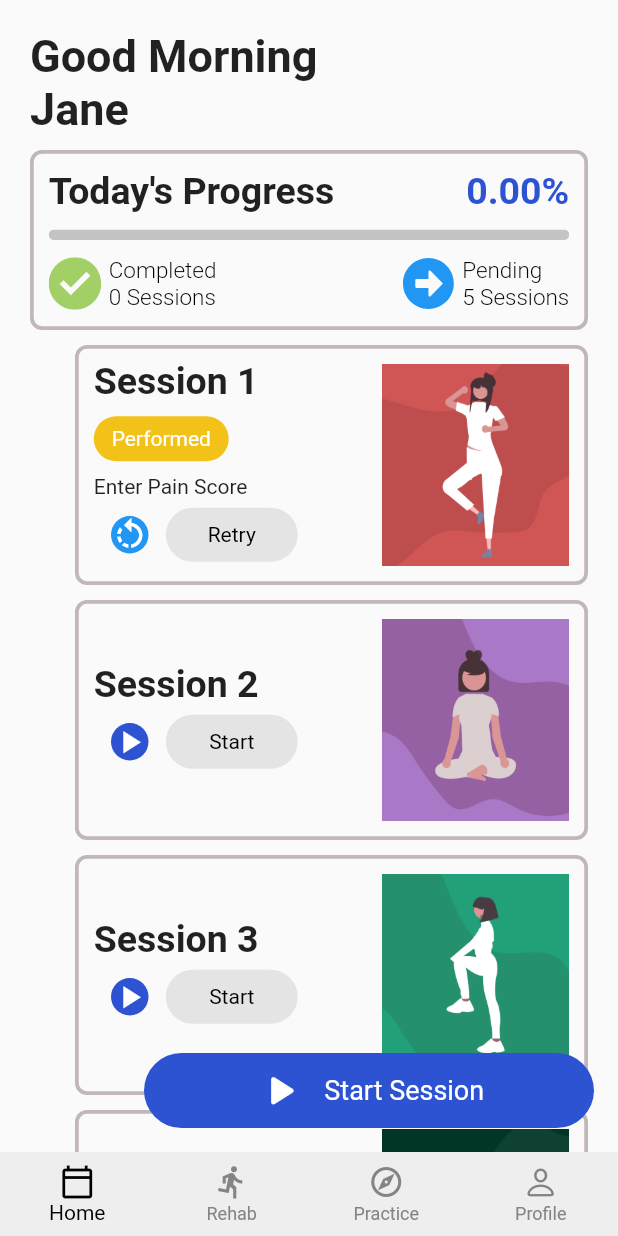
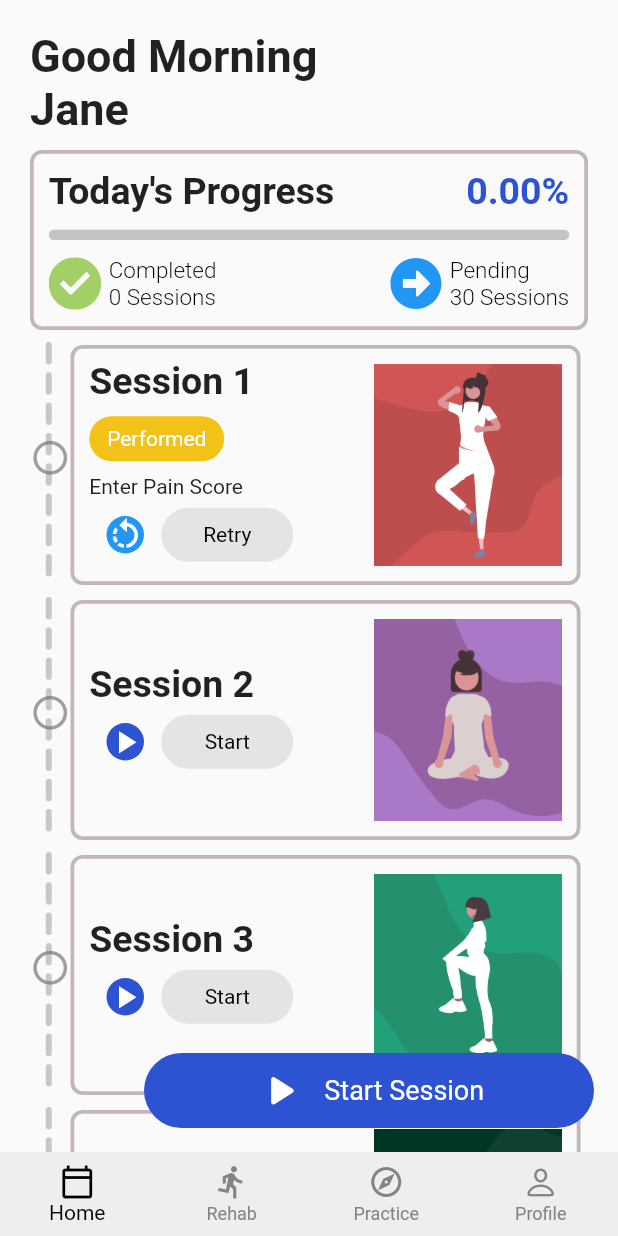
Before and after one commit to cyberianzed/rehab_app, a Flutter app: the screen it shows after launch, on a phone screen of 412 x 824 dp. Run offline on Flutter 3.47's test engine with Material 2 defaults, Android fonts, the light colour scheme and no system bars; drawn by our look-alikes of dotted_line; our stand-ins replace firebase_core, firebase_database, flutter_svg, get; accounts and stored records are empty.

Commit message:
final stage

```diff
--- a/lib/model/constants.dart
+++ b/lib/model/constants.dart
@@ -1,6 +1,6 @@
 import 'package:flutter/material.dart';
 
-int totalsessions = 5;
+int totalsessions = 30;
 const String arrowPath = 'assets/arrow.svg';
 const String tickPath = 'assets/tick.svg';
 const String dumbellPath = 'assets/dumbbell.svg';
--- a/lib/views/screen/dashboard.dart
+++ b/lib/views/screen/dashboard.dart
@@ -23,6 +23,7 @@ class DashboardPage extends StatelessWidget {
                 HomePage(),
                 RehabPage(),
                 PracticePage(),
+
                 ProfilePage(),
               ],
             ),
--- a/lib/views/screen/dotted_lines.dart
+++ b/lib/views/screen/dotted_lines.dart
@@ -1,20 +1,50 @@
 import 'package:dotted_line/dotted_line.dart';
 import 'package:flutter/material.dart';
+import 'package:rehab_app/model/constants.dart';
+import 'package:rehab_app/viewmodel/my_controller.dart';
 
 class DLines extends StatelessWidget {
-  const DLines({Key? key}) : super(key: key);
+  final int index;
+  const DLines({Key? key, required this.index}) : super(key: key);
 
   @override
   Widget build(BuildContext context) {
-    return Stack(
-      children: const [
-        Align(
-          alignment: Alignment.topLeft,
-          child: DottedLine(
-            direction: Axis.vertical,
+    return SizedBox(
+      width: 25,
+      height: 160,
+      child: Stack(
+        children: [
+          Align(
+            child: (mycontroller.sessionNumber > index)
+                ? Icon(
+                    Icons.check_circle,
+                    size: 27,
+                    color: kblueColor,
+                  )
+                : const Icon(
+                    Icons.circle_outlined,
+                    size: 27,
+                    color: Color.fromARGB(255, 160, 157, 157),
+                  ),
           ),
-        )
-      ],
+          Align(
+            alignment: Alignment.center,
+            child: Padding(
+              padding: const EdgeInsets.only(top: 3),
+              child: DottedLine(
+                direction: Axis.vertical,
+                lineThickness: 4,
+                dashLength: 15,
+                dashGapLength: 5.2,
+                dashRadius: 12,
+                dashColor: (mycontroller.sessionNumber > index)
+                    ? kblueColor
+                    : const Color.fromARGB(93, 113, 112, 112),
+              ),
+            ),
+          ),
+        ],
+      ),
     );
   }
 }
--- a/lib/views/screen/homepage.dart
+++ b/lib/views/screen/homepage.dart
@@ -27,7 +27,7 @@ class HomePage extends StatelessWidget {
               'Good Morning\nJane',
               style: kheading,
             ),
-             const ProgressCard(),
+            const ProgressCard(),
             GetBuilder<MyController>(
               builder: (controller) => ListView.builder(
                   physics: const NeverScrollableScrollPhysics(),
@@ -36,7 +36,6 @@ class HomePage extends StatelessWidget {
                   shrinkWrap: true,
                   itemBuilder: (BuildContext ctxt, int index) {
                     return SessionCard(
-                      //sessionNumber: controller.sessionNumberG,
                       index: index,
                     );
                   }),
--- a/lib/views/screen/practice_page.dart
+++ b/lib/views/screen/practice_page.dart
@@ -1,5 +1,6 @@
 import 'package:flutter/cupertino.dart';
-import 'package:rehab_app/model/constants.dart';
+
+import '../../model/constants.dart';
 
 class PracticePage extends StatelessWidget {
   const PracticePage({Key? key}) : super(key: key);
--- a/lib/views/widgets/homepage/floating_button.dart
+++ b/lib/views/widgets/homepage/floating_button.dart
@@ -1,5 +1,4 @@
 import 'package:flutter/material.dart';
-
 import '../../../model/constants.dart';
 import '../../../model/database/database.dart';
 import '../../../viewmodel/my_controller.dart';
@@ -18,11 +17,9 @@ class FloatingButton extends StatelessWidget {
           createData();
         }
         read();
-
       },
       elevation: 0.0,
       fillColor: kblueColor,
-      //constraints: const BoxConstraints(minHeight: 55),
       shape: RoundedRectangleBorder(borderRadius: BorderRadius.circular(50)),
       child: Row(
         mainAxisAlignment: MainAxisAlignment.center,
--- a/lib/views/widgets/homepage/session_card.dart
+++ b/lib/views/widgets/homepage/session_card.dart
@@ -1,28 +1,37 @@
 import 'package:flutter/material.dart';
 import 'package:get/get_state_manager/src/simple/get_state.dart';
-import 'package:rehab_app/model/constants.dart';
 import 'package:rehab_app/views/widgets/homepage/widget_build.dart';
+import '../../../model/constants.dart';
 import '../../../viewmodel/my_controller.dart';
+import '../../screen/dotted_lines.dart';
 
 class SessionCard extends StatelessWidget {
-  //final int sessionNumber;
   final int index;
-
-  const SessionCard({super.key, required this.index});
+  const SessionCard({
+    Key? key,
+    required this.index,
+  }) : super(key: key);
 
   @override
   Widget build(BuildContext context) {
-    return GetBuilder<MyController>(
+    return Row(
+      //mainAxisAlignment: MainAxisAlignment.spaceBetween,
+      children: [
+        DLines(index: index),
+        Expanded(
+            child: GetBuilder<MyController>(
                 builder: (controller) => Container(
                     height: 160,
                     width: double.infinity,
-            margin: const EdgeInsets.only(top: 10, left: 30),
+                    margin: const EdgeInsets.only(top: 10, left: 2, right: 5),
                     decoration: BoxDecoration(
                       border: Border.all(
-                  color: const Color.fromARGB(255, 194, 183, 183), width: 2.5),
+                          color: const Color.fromARGB(255, 194, 183, 183),
+                          width: 2.5),
                       borderRadius: BorderRadius.circular(8),
                     ),
-            padding: const EdgeInsets.symmetric(horizontal: 10, vertical: 5),
+                    padding:
+                        const EdgeInsets.symmetric(horizontal: 10, vertical: 5),
                     child: Column(
                       mainAxisAlignment: MainAxisAlignment.center,
                       children: [
@@ -52,6 +61,8 @@ class SessionCard extends StatelessWidget {
                           ],
                         )
                       ],
-            )));
+                    )))),
+      ],
+    );
   }
 }
--- a/lib/views/widgets/homepage/widget_build.dart
+++ b/lib/views/widgets/homepage/widget_build.dart
@@ -1,7 +1,6 @@
 import 'package:flutter/material.dart';
 import 'package:intl/intl.dart';
 import 'package:rehab_app/model/constants.dart';
-
 import 'homepage_button.dart';
 
 String time = DateFormat("hh:mm a").format(DateTime.now());
```
Lines whose indentation alone changed are shown as unchanged.
